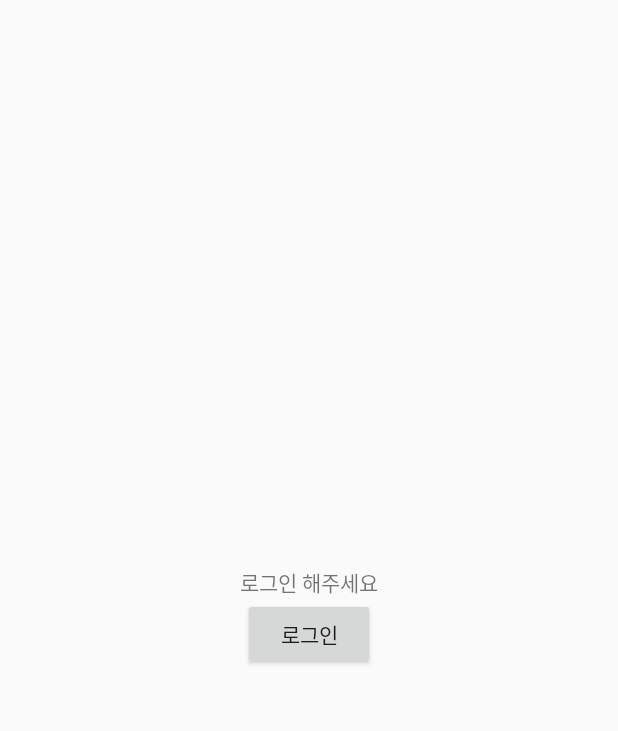
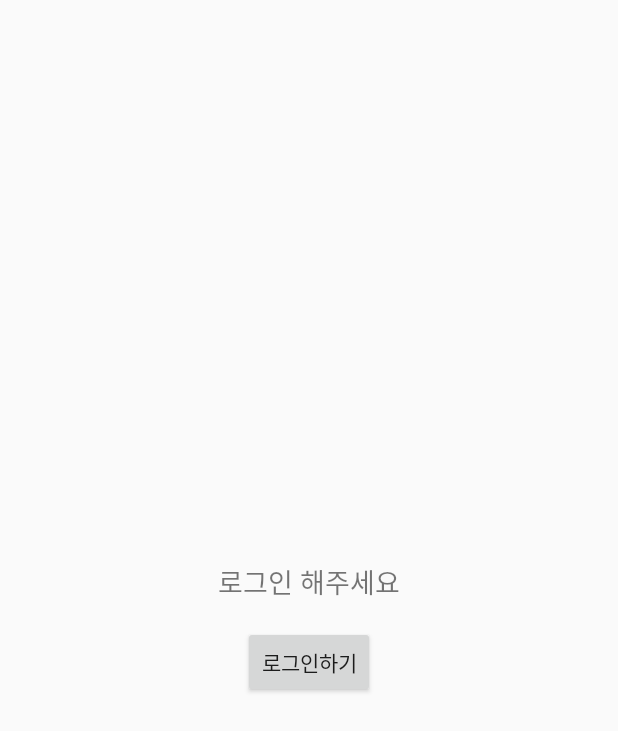
Before and after one commit to wafflestudio/22-5-team4-android, an Android app built with Jetpack Compose: the fragment MyFragment shown on its own in the app's theme, on a phone screen of 412 x 824 dp. Shown: the top 731 px of the screen. Run offline under Robolectric (Android 15) with nearby library versions, the phone set to English and light mode, and no system bars.

Commit message:
feat/login 안내 화면 추가

```diff
--- a/app/src/main/java/com/example/interpark/fragments/MyFragment.kt
+++ b/app/src/main/java/com/example/interpark/fragments/MyFragment.kt
@@ -33,43 +33,54 @@ class MyFragment : Fragment() {
 
         viewModel = ViewModelProvider(this).get(MyPageViewModel::class.java)
 
-        val loggedOutLayout = view.findViewById<LinearLayout>(R.id.layout_logged_out)
+        val loggedOutStep1Layout = view.findViewById<LinearLayout>(R.id.layout_logged_out_step1)
+        val loggedOutStep2Layout = view.findViewById<LinearLayout>(R.id.layout_logged_out_step2)
         val loadingLayout = view.findViewById<LinearLayout>(R.id.layout_loading)
         val loggedInLayout = view.findViewById<LinearLayout>(R.id.layout_logged_in)
 
-        // 로그인 상태 변화 관찰
+        // 상태 변화 관찰
         viewModel.loginState.observe(viewLifecycleOwner) { state ->
             when (state) {
-                LoginState.LOGGED_OUT -> {
-                    loggedOutLayout.visibility = View.VISIBLE
+                LoginState.LOGGED_OUT_STEP1 -> {
+                    loggedOutStep1Layout.visibility = View.VISIBLE
+                    loggedOutStep2Layout.visibility = View.GONE
+                    loadingLayout.visibility = View.GONE
+                    loggedInLayout.visibility = View.GONE
+                }
+                LoginState.LOGGED_OUT_STEP2 -> {
+                    loggedOutStep1Layout.visibility = View.GONE
+                    loggedOutStep2Layout.visibility = View.VISIBLE
                     loadingLayout.visibility = View.GONE
                     loggedInLayout.visibility = View.GONE
                 }
                 LoginState.LOADING -> {
-                    loggedOutLayout.visibility = View.GONE
+                    loggedOutStep1Layout.visibility = View.GONE
+                    loggedOutStep2Layout.visibility = View.GONE
                     loadingLayout.visibility = View.VISIBLE
                     loggedInLayout.visibility = View.GONE
                 }
                 LoginState.LOGGED_IN -> {
-                    loggedOutLayout.visibility = View.GONE
+                    loggedOutStep1Layout.visibility = View.GONE
+                    loggedOutStep2Layout.visibility = View.GONE
                     loadingLayout.visibility = View.GONE
                     loggedInLayout.visibility = View.VISIBLE
                 }
             }
         }
 
-        // 로그인 버튼 클릭 이벤트 처리
-        view.findViewById<Button>(R.id.btn_login).setOnClickListener {
-            viewModel.loginState.value = LoginState.LOADING
-
-            // 예제: 서버 로그인 시뮬레이션
-            Handler(Looper.getMainLooper()).postDelayed({
-                viewModel.loginState.value = LoginState.LOGGED_IN
-            }, 2000) // 2초 후 로그인 완료로 변경
+        // 로그인 안내 화면 버튼 클릭
+        view.findViewById<Button>(R.id.btn_go_to_login).setOnClickListener {
+            viewModel.moveToLoginInput()
         }
 
+        // 로그인 입력 화면 버튼 클릭
+        view.findViewById<Button>(R.id.btn_login).setOnClickListener {
+            viewModel.login()
+        }
+
+        // 로그아웃 버튼 클릭
         view.findViewById<Button>(R.id.btn_logout).setOnClickListener {
-            viewModel.loginState.value = LoginState.LOGGED_OUT
+            viewModel.logout()
         }
 
     }
--- a/app/src/main/java/com/example/interpark/viewModels/MyPageViewModel.kt
+++ b/app/src/main/java/com/example/interpark/viewModels/MyPageViewModel.kt
@@ -1,14 +1,32 @@
 package com.example.interpark.viewModels
 
+import android.os.Bundle
+import android.os.Handler
+import android.os.Looper
 import androidx.lifecycle.MutableLiveData
 import androidx.lifecycle.ViewModel
 
 enum class LoginState {
-    LOGGED_OUT, LOADING, LOGGED_IN
+    LOGGED_OUT_STEP1, LOGGED_OUT_STEP2 , LOADING, LOGGED_IN
 }
 
 class MyPageViewModel : ViewModel() {
     val loginState = MutableLiveData<LoginState>().apply {
-        value = LoginState.LOGGED_OUT
+        value = LoginState.LOGGED_OUT_STEP1
+    }
+
+    fun moveToLoginInput(){
+        loginState.value = LoginState.LOGGED_OUT_STEP2
+    }
+
+    fun login() {
+        loginState.value = LoginState.LOADING
+        Handler(Looper.getMainLooper()).postDelayed({
+            loginState.value = LoginState.LOGGED_IN
+        }, 2000)
+    }
+
+    fun logout(){
+        loginState.value = LoginState.LOGGED_OUT_STEP1
     }
 }
--- a/app/src/main/res/layout/fragment_my.xml
+++ b/app/src/main/res/layout/fragment_my.xml
@@ -4,19 +4,51 @@
     android:layout_width="match_parent"
     android:layout_height="match_parent">
 
-    <!-- 로그인 이전 화면 -->
+    <!-- 로그인 안내 화면 -->
     <LinearLayout
-        android:id="@+id/layout_logged_out"
+        android:id="@+id/layout_logged_out_step1"
         android:layout_width="match_parent"
         android:layout_height="match_parent"
         android:orientation="vertical"
         android:gravity="center"
-        android:visibility="visible">
+        android:visibility="gone">
 
         <TextView
             android:layout_width="wrap_content"
             android:layout_height="wrap_content"
-            android:text="로그인 해주세요" />
+            android:text="로그인 해주세요"
+            android:textSize="18sp"
+            android:padding="16dp" />
+
+        <Button
+            android:id="@+id/btn_go_to_login"
+            android:layout_width="wrap_content"
+            android:layout_height="wrap_content"
+            android:text="로그인하기" />
+
+    </LinearLayout>
+
+    <!-- 로그인 입력 화면 -->
+    <LinearLayout
+        android:id="@+id/layout_logged_out_step2"
+        android:layout_width="match_parent"
+        android:layout_height="match_parent"
+        android:orientation="vertical"
+        android:gravity="center"
+        android:visibility="gone">
+
+        <EditText
+            android:id="@+id/et_username"
+            android:layout_width="match_parent"
+            android:layout_height="wrap_content"
+            android:hint="아이디" />
+
+        <EditText
+            android:id="@+id/et_password"
+            android:layout_width="match_parent"
+            android:layout_height="wrap_content"
+            android:hint="비밀번호"
+            android:inputType="textPassword" />
 
         <Button
             android:id="@+id/btn_login"
```
